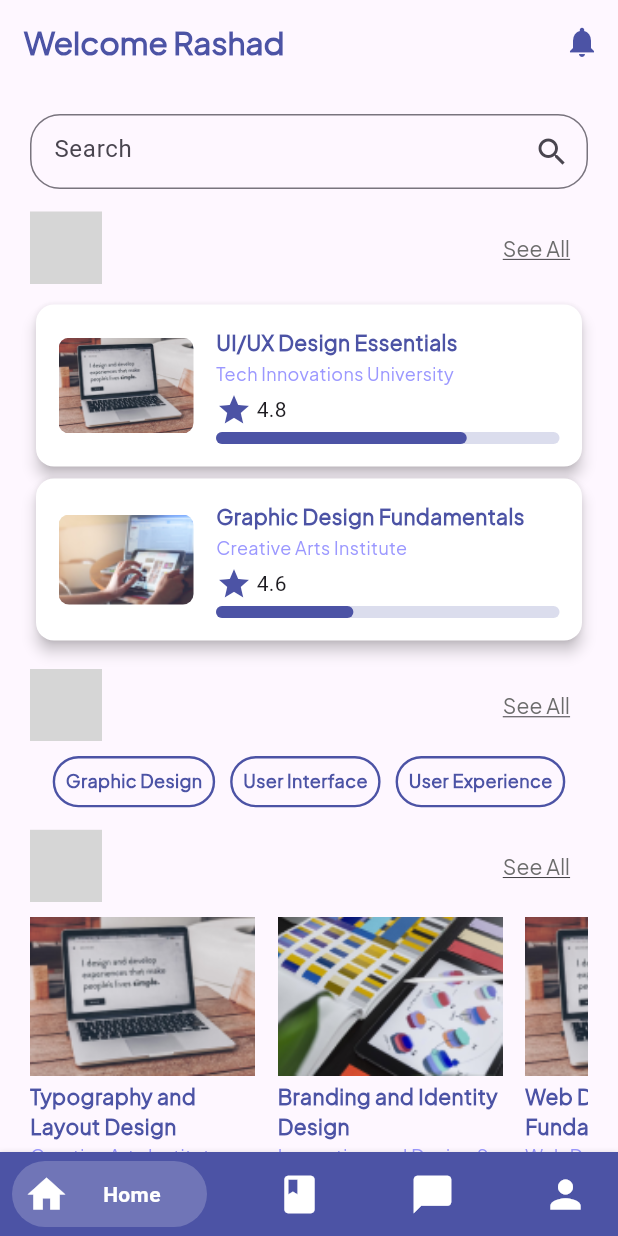
After one commit to MohamedAbdelmaboud/E-Learning, a Flutter app: the LayoutView screen opened by its route, on a phone screen of 412 x 824 dp. The commit adds this screen. Run offline on Flutter 3.47's test engine with Material 3 defaults, Android fonts, the phone set to English and light mode, and no system bars; drawn by our look-alikes of bottom_navy_bar; our stand-ins replace device_preview, flutter_bloc, flutter_spinkit, flutter_svg, gap, go_router; statements that could not run were skipped; grey boxes are pictures that could not be loaded.

Commit message:
connect pages with each other !

```diff
--- a/lib/common/routing/app_routes.dart
+++ b/lib/common/routing/app_routes.dart
@@ -5,7 +5,6 @@ import 'package:e_learning/features/intro/ui/views/on_boarding_view.dart';
 import 'package:e_learning/features/layout/home/cubit/categories_cubit.dart';
 import 'package:e_learning/features/layout/inbox/ui/views/inbox_view.dart';
 import 'package:e_learning/features/layout/my_courses/cubits/my_courses_cubit.dart';
-import 'package:e_learning/features/layout/my_courses/ui/views/course_content_view.dart';
 import 'package:e_learning/features/layout/my_courses/ui/views/my_courses_view.dart';
 import 'package:e_learning/features/layout/my_courses/ui/views/payment_method_view.dart';
 import 'package:e_learning/features/layout/my_courses/ui/views/payment_view.dart';
@@ -15,11 +14,13 @@ import 'package:flutter_bloc/flutter_bloc.dart';
 import 'package:go_router/go_router.dart';
 
 import '../../features/auth/ui/views/sign_in_view.dart';
-import '../../features/layout/home/ui/views/home_view.dart';
+import '../../features/layout/home/ui/views/layout_view.dart';
 import '../../features/layout/home/ui/views/notifications_view.dart';
+import '../../features/layout/my_courses/ui/views/course_content_view.dart';
 import '../../features/layout/my_courses/ui/views/course_view.dart';
 import '../../features/layout/my_courses/ui/views/payment_details.dart';
 import '../../features/layout/profile/ui/views/profile_view.dart';
+import '../../features/splash/ui/views/splash_view.dart';
 
 class AppRouter {
   static String splashView = '/';
@@ -38,11 +39,13 @@ class AppRouter {
   static String myCourses = '/myCourses';
   static String paymentDetailsView = '/paymentDetailsView';
   static String transactionView = '/transactionView';
+  static String myCoursesView = '/myCoursesView';
+  static String courseContentView = '/courseContentView';
   static final GoRouter router = GoRouter(
     routes: <RouteBase>[
       GoRoute(
         path: splashView,
-        builder: (context, state) => const CourseContentView(),
+        builder: (context, state) => const SplashView(),
       ),
       GoRoute(
           path: transactionView,
@@ -96,6 +99,10 @@ class AppRouter {
         builder: (context, state) => const NotificationsView(),
       ),
       GoRoute(
+        path: courseContentView,
+        builder: (context, state) => const CourseContentView(),
+      ),
+      GoRoute(
         path: homeView,
         pageBuilder: (context, state) {
           return CustomTransitionPage(
@@ -105,8 +112,12 @@ class AppRouter {
                 BlocProvider(
                   create: (context) => CategoriesCubit()..fetchData(),
                 ),
+                BlocProvider(
+                  create: (context) => MyCoursesCubit()..fetchSavedCourses(),
+                  child: const MyCoursesView(),
+                ),
               ],
-              child: const HomeView(),
+              child: const LayoutView(),
             ),
             transitionsBuilder:
                 (context, animation, secondaryAnimation, child) {
@@ -122,10 +133,7 @@ class AppRouter {
       ),
       GoRoute(
         path: myCourses,
-        builder: (context, state) => BlocProvider(
-          create: (context) => MyCoursesCubit()..fetchSavedCourses(),
-          child: const MyCoursesView(),
-        ),
+        builder: (context, state) => const MyCoursesView(),
       ),
     ],
   );
--- a/lib/features/layout/home/ui/views/home_view.dart
+++ b/lib/features/layout/home/ui/views/home_view.dart
@@ -1,14 +1,9 @@
-import 'package:e_learning/common/routing/app_routes.dart';
 import 'package:flutter/material.dart';
-import 'package:gap/gap.dart';
 import 'package:go_router/go_router.dart';
 
+import '../../../../../common/routing/app_routes.dart';
 import '../../../../../common/widgets/custom_app_bar.dart';
-import '../widgets/categories_section.dart';
-import '../widgets/continue_watching_section.dart';
-import '../widgets/search_widget.dart';
-import '../widgets/suggestion_for_you_section.dart';
-import '../widgets/top_courses_section.dart';
+import '../widgets/home_view_body.dart';
 
 class HomeView extends StatelessWidget {
   const HomeView({super.key});
@@ -16,32 +11,12 @@ class HomeView extends StatelessWidget {
   @override
   Widget build(BuildContext context) {
     return Scaffold(
-      body: Scaffold(
-        appBar: CustomAppBar(
-          title: 'Welcome Rashad',
-          actionIcon: Icons.notifications,
-          actionOnPressed: () => context.push(AppRouter.notificationsView),
-        ),
-        body: const SingleChildScrollView(
-          child: Padding(
-            padding: EdgeInsets.all(20.0),
-            child: Column(
-              crossAxisAlignment: CrossAxisAlignment.start,
-              children: [
-                SearchWidget(),
-                Gap(15),
-                ContinueWatchingSection(),
-                Gap(15),
-                CategoriesSection(),
-                Gap(15),
-                SuggestionForYouSection(),
-                Gap(15),
-                TopCoursesSection(),
-              ],
-            ),
-          ),
-        ),
+      appBar: CustomAppBar(
+        title: 'Welcome Rashad',
+        actionIcon: Icons.notifications,
+        actionOnPressed: () => context.push(AppRouter.notificationsView),
       ),
+      body: const HomeViewBody(),
     );
   }
 }
--- /dev/null
+++ b/lib/features/layout/home/ui/views/layout_view.dart
@@ -0,0 +1,53 @@
+import 'package:flutter/material.dart';
+
+import '../widgets/custom_buttom_nav.dart';
+import '../widgets/custom_page_view.dart';
+
+class LayoutView extends StatefulWidget {
+  const LayoutView({super.key});
+
+  @override
+  State<LayoutView> createState() => _LayoutViewState();
+}
+
+class _LayoutViewState extends State<LayoutView> {
+  int _currentIndex = 0;
+  late PageController _pageController;
+
+  @override
+  void initState() {
+    super.initState();
+    _pageController = PageController();
+  }
+
+  @override
+  void dispose() {
+    _pageController.dispose();
+    super.dispose();
+  }
+
+  @override
+  Widget build(BuildContext context) {
+    return Scaffold(
+      body: Scaffold(
+        bottomNavigationBar: CustomButtomNav(
+          currentIndex: _currentIndex,
+          onItemSelected: (index) {
+            setState(() => _currentIndex = index);
+            _pageController.jumpToPage(index);
+          },
+        ),
+        body: SizedBox.expand(
+          child: CustomPageView(
+            pageController: _pageController,
+            onPageChanged: (p0) {
+              setState(() {
+                _currentIndex = p0;
+              });
+            },
+          ),
+        ),
+      ),
+    );
+  }
+}
--- /dev/null
+++ b/lib/features/layout/home/ui/widgets/custom_buttom_nav.dart
@@ -0,0 +1,49 @@
+import 'package:bottom_navy_bar/bottom_navy_bar.dart';
+import 'package:e_learning/common/utils/app_colors.dart';
+import 'package:flutter/material.dart';
+
+class CustomButtomNav extends StatelessWidget {
+  const CustomButtomNav({
+    super.key,
+    required int currentIndex,
+    required this.onItemSelected,
+  }) : _currentIndex = currentIndex;
+
+  final int _currentIndex;
+  final void Function(int) onItemSelected;
+
+  static final List<BottomNavyBarItem> items = <BottomNavyBarItem>[
+    BottomNavyBarItem(
+        textAlign: TextAlign.center,
+        title: const Text('Home'),
+        icon: const Icon(Icons.home),
+        activeColor: Colors.white),
+    BottomNavyBarItem(
+        textAlign: TextAlign.center,
+        title: const Text('Courses'),
+        icon: const Icon(Icons.book),
+        activeColor: Colors.white),
+    BottomNavyBarItem(
+        textAlign: TextAlign.center,
+        title: const Text('Chat'),
+        icon: const Icon(Icons.chat_bubble),
+        activeColor: Colors.white),
+    BottomNavyBarItem(
+        textAlign: TextAlign.center,
+        title: const Text('Profile'),
+        icon: const Icon(Icons.person),
+        activeColor: Colors.white),
+  ];
+
+  @override
+  Widget build(BuildContext context) {
+    return BottomNavyBar(
+      backgroundColor: AppColors.primaryColor,
+      animationDuration: const Duration(milliseconds: 250),
+      selectedIndex: _currentIndex,
+      onItemSelected: onItemSelected,
+      iconSize: 30,
+      items: items, // Use the static items list
+    );
+  }
+}
--- /dev/null
+++ b/lib/features/layout/home/ui/widgets/custom_page_view.dart
@@ -0,0 +1,29 @@
+import 'package:e_learning/features/layout/home/ui/views/home_view.dart';
+import 'package:e_learning/features/layout/inbox/ui/views/inbox_view.dart';
+import 'package:e_learning/features/layout/my_courses/ui/views/my_courses_view.dart';
+import 'package:e_learning/features/layout/profile/ui/views/profile_view.dart';
+import 'package:flutter/material.dart';
+
+class CustomPageView extends StatelessWidget {
+  const CustomPageView({
+    super.key,
+    required PageController pageController,
+    this.onPageChanged,
+  }) : _pageController = pageController;
+
+  final PageController _pageController;
+  final void Function(int)? onPageChanged;
+  @override
+  Widget build(BuildContext context) {
+    return PageView(
+      controller: _pageController,
+      onPageChanged: onPageChanged,
+      children: const <Widget>[
+        HomeView(),
+        MyCoursesView(),
+        InboxView(),
+        ProfileView()
+      ],
+    );
+  }
+}
--- /dev/null
+++ b/lib/features/layout/home/ui/widgets/home_view_body.dart
@@ -0,0 +1,36 @@
+import 'package:e_learning/features/layout/home/ui/widgets/categories_section.dart';
+import 'package:e_learning/features/layout/home/ui/widgets/continue_watching_section.dart';
+import 'package:e_learning/features/layout/home/ui/widgets/search_widget.dart';
+import 'package:e_learning/features/layout/home/ui/widgets/suggestion_for_you_section.dart';
+import 'package:e_learning/features/layout/home/ui/widgets/top_courses_section.dart';
+import 'package:flutter/material.dart';
+import 'package:gap/gap.dart';
+
+class HomeViewBody extends StatelessWidget {
+  const HomeViewBody({
+    super.key,
+  });
+
+  @override
+  Widget build(BuildContext context) {
+    return const SingleChildScrollView(
+      child: Padding(
+        padding: EdgeInsets.all(20.0),
+        child: Column(
+          crossAxisAlignment: CrossAxisAlignment.start,
+          children: [
+            SearchWidget(),
+            Gap(15),
+            ContinueWatchingSection(),
+            Gap(15),
+            CategoriesSection(),
+            Gap(15),
+            SuggestionForYouSection(),
+            Gap(15),
+            TopCoursesSection(),
+          ],
+        ),
+      ),
+    );
+  }
+}
--- a/lib/features/layout/home/ui/widgets/suggestions_for_you_item.dart
+++ b/lib/features/layout/home/ui/widgets/suggestions_for_you_item.dart
@@ -1,8 +1,10 @@
+import 'package:e_learning/common/routing/app_routes.dart';
 import 'package:e_learning/common/utils/app_colors.dart';
 import 'package:e_learning/common/utils/app_styles.dart';
 import 'package:e_learning/features/layout/home/data/models/course_model.dart';
 import 'package:flutter/material.dart';
 import 'package:gap/gap.dart';
+import 'package:go_router/go_router.dart';
 
 class SuggestionsForYouItem extends StatelessWidget {
   const SuggestionsForYouItem({
@@ -14,7 +16,11 @@ class SuggestionsForYouItem extends StatelessWidget {
 
   @override
   Widget build(BuildContext context) {
-    return SizedBox(
+    return GestureDetector(
+      onTap: () {
+        context.push(AppRouter.courseView);
+      },
+      child: SizedBox(
         width: 150,
         child: Column(
           crossAxisAlignment: CrossAxisAlignment.start,
@@ -47,6 +53,7 @@ class SuggestionsForYouItem extends StatelessWidget {
             ),
           ],
         ),
+      ),
     );
   }
 }
--- a/lib/features/layout/my_courses/ui/views/transaction_view.dart
+++ b/lib/features/layout/my_courses/ui/views/transaction_view.dart
@@ -1,3 +1,4 @@
+import 'package:e_learning/common/routing/app_routes.dart';
 import 'package:e_learning/common/utils/app_colors.dart';
 import 'package:e_learning/common/utils/app_styles.dart';
 import 'package:e_learning/common/utils/assets.dart';
@@ -6,6 +7,7 @@ import 'package:e_learning/features/layout/my_courses/ui/views/payment_view.dart
 import 'package:flutter/material.dart';
 import 'package:flutter_svg/svg.dart';
 import 'package:gap/gap.dart';
+import 'package:go_router/go_router.dart';
 
 import '../../../../../common/widgets/custom_app_bar.dart';
 
@@ -22,7 +24,7 @@ class TransactionView extends StatelessWidget {
           padding: const EdgeInsets.all(20.0),
           child: Column(
             children: [
-              const PaymentProgress(activeStep: 2),
+              const PaymentProgress(activeStep: 3),
               Padding(
                 padding: const EdgeInsets.symmetric(vertical: 40.0),
                 child: SvgPicture.asset(Assets.assetsImagesDone),
@@ -51,7 +53,7 @@ class TransactionView extends StatelessWidget {
                 ), //227 w
               ),
               CustomTextButtonBuilder.normalWithText(
-                  text: 'CONTINUE', onTap: () {}),
+                  text: 'CONTINUE', onTap: () {context.push(AppRouter.courseContentView);}),
             ],
           ),
         ));
--- a/lib/features/layout/my_courses/ui/widgets/course_details.dart
+++ b/lib/features/layout/my_courses/ui/widgets/course_details.dart
@@ -1,8 +1,10 @@
+import 'package:e_learning/common/routing/app_routes.dart';
 import 'package:e_learning/common/utils/app_styles.dart';
 import 'package:e_learning/common/widgets/underline_text.dart';
 import 'package:flutter/material.dart';
 import 'package:flutter/widgets.dart';
 import 'package:gap/gap.dart';
+import 'package:go_router/go_router.dart';
 
 import '../../../../../common/widgets/custom_text_button_builder.dart';
 import '../../../../../common/widgets/skills_content.dart';
@@ -69,7 +71,7 @@ class _CourseDetailsState extends State<CourseDetails> {
           Padding(
             child: CustomTextButtonBuilder.normalWithText(
               text: 'ENROLL NOW',
-              onTap: () {},
+              onTap: () {context.push(AppRouter.paymentView);},
             ),
             padding: const EdgeInsets.symmetric(horizontal: 14),
           ),
--- a/lib/features/layout/profile/ui/views/profile_view.dart
+++ b/lib/features/layout/profile/ui/views/profile_view.dart
@@ -11,7 +11,6 @@ class ProfileView extends StatelessWidget {
     return const Scaffold(
       appBar: CustomAppBar(
         title: 'My Profile',
-        withBackButton: true,
       ),
       body: ProfileViewBody(),
     );
--- a/pubspec.yaml
+++ b/pubspec.yaml
@@ -28,6 +28,7 @@ environment:
 # the latest version available on pub.dev. To see which dependencies have newer
 # versions available, run `flutter pub outdated`.
 dependencies:
+  bottom_navy_bar: ^6.0.0
   cupertino_icons: ^1.0.6
   device_preview: ^1.1.0
   flutter:
```
Also changed, not shown: lib/features/auth/ui/widgets/sign_in_text_button.dart (+6 -1 lines), lib/features/auth/ui/widgets/sign_up_button.dart (+6 -1 lines), lib/features/intro/ui/views/on_boarding_view.dart (+20 -16 lines), lib/features/layout/inbox/ui/views/inbox_view.dart (+2 -35 lines), lib/features/layout/inbox/ui/widgets/inbox_v_iew_body.dart (added, +45 -0 lines), lib/features/layout/my_courses/ui/views/payment_method_view.dart (+6 -1 lines), lib/features/layout/my_courses/ui/views/payment_view.dart (+6 -1 lines), lib/features/layout/my_courses/ui/widgets/payment_details_body.dart (+6 -1 lines), pubspec.lock. Lines whose indentation alone changed are shown as unchanged.
